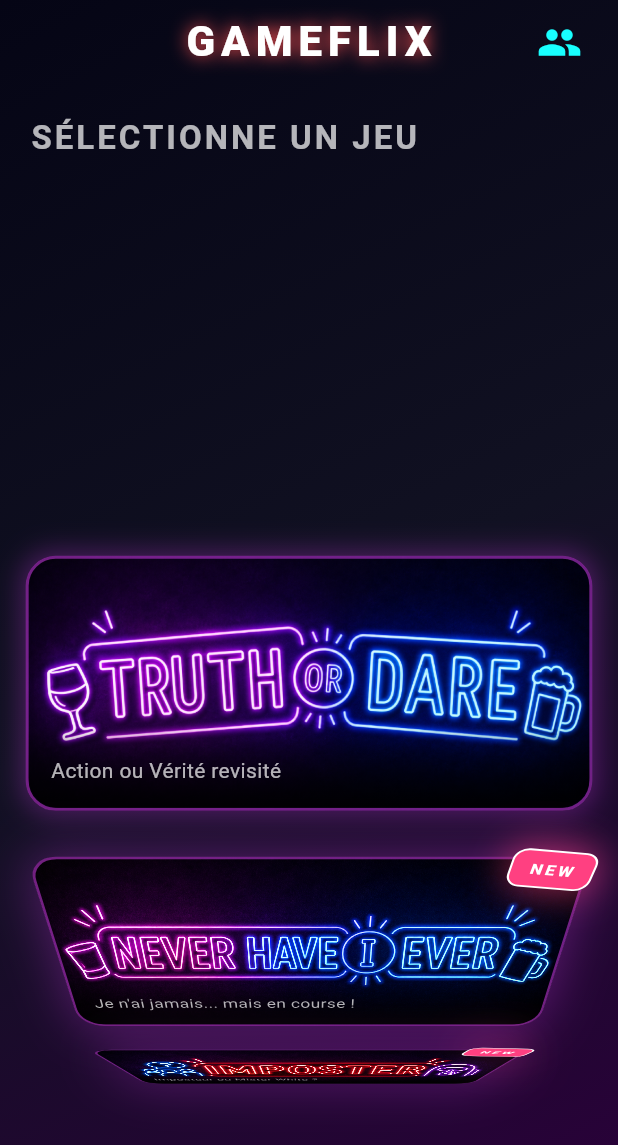
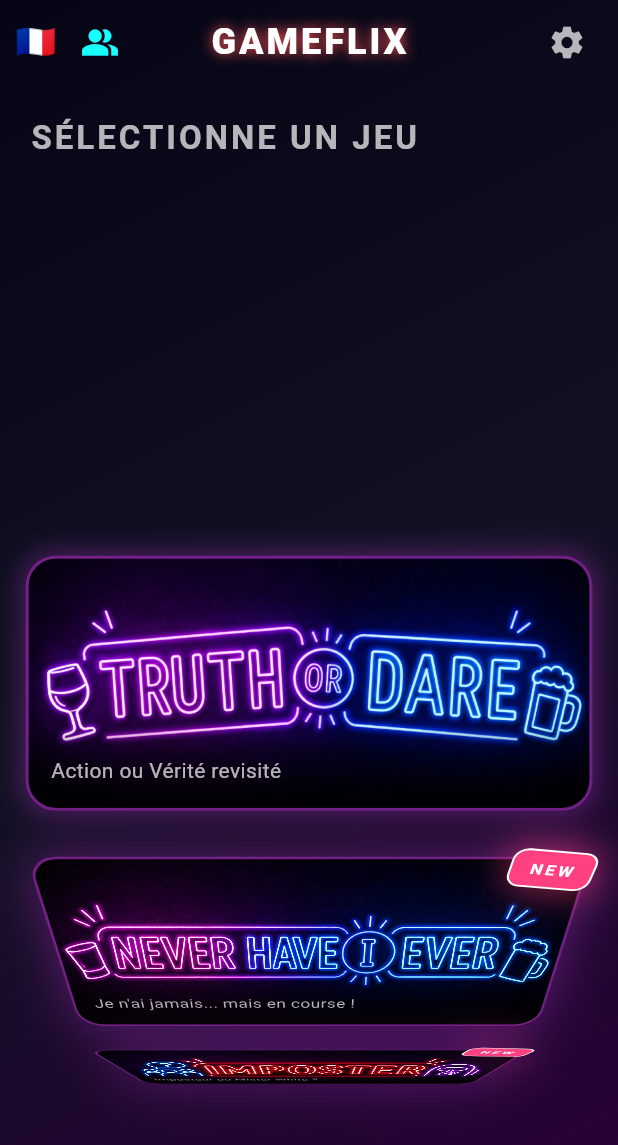
Before and after one commit to Erakiss/GameFLix, a Flutter app: the screen it shows after launch, on a phone screen of 412 x 824 dp. Shown: the top 1145 px of the screen. Run offline on Flutter 3.47's test engine with Material 3 defaults, Android fonts, the light colour scheme and no system bars; our stand-ins replace auto_size_text, confetti, font_awesome_flutter, shared_preferences.

Commit message:
AppBar updated

```diff
--- a/lib/hub/gameflix_hub.dart
+++ b/lib/hub/gameflix_hub.dart
@@ -69,39 +69,68 @@ class _GameFlixHubState extends State<GameFlixHub> {
   Widget build(BuildContext context) {
     return Scaffold(
       appBar: AppBar(
-        title: const Text(
-          "GAMEFLIX",
-          style: TextStyle(
-            fontSize: 28,
-            fontWeight: FontWeight.w900,
-            color: Colors.white,
-            letterSpacing: 4,
-            shadows: [Shadow(color: Colors.redAccent, blurRadius: 15)]
-          )
-        ),
-        centerTitle: true,
         backgroundColor: Colors.transparent,
         elevation: 0,
-        actions: [
+        // On met TOUT le bloc de gauche (drapeau + bouton joueurs) dans le 'leading'
+        leadingWidth: 100, // On donne assez de place pour les deux icônes
+        leading: Row(
+          children: [
+            const SizedBox(width: 10), // Petit décalage pour ne pas coller au bord écran
+            // 1. Le drapeau
+            GestureDetector(
+              onTap: () { /* Logique langue */ },
+              child: const Text("🇫🇷", style: TextStyle(fontSize: 22)),
+            ),
+            const SizedBox(width: 5), // L'écart ultra-réduit que tu voulais
+            // 2. Le bouton joueurs
             IconButton(
+              padding: EdgeInsets.zero,
+              constraints: const BoxConstraints(),
               icon: Stack(
                 clipBehavior: Clip.none,
                 children: [
-                const Icon(Icons.group, color: Colors.cyanAccent, size: 30),
+                  const Icon(Icons.people_alt, color: Colors.cyanAccent, size: 26),
                   if (_globalPlayers.isNotEmpty)
                     Positioned(
                       right: -5, top: -5,
                       child: Container(
-                      padding: const EdgeInsets.all(4),
+                        padding: const EdgeInsets.all(3),
                         decoration: const BoxDecoration(color: Colors.redAccent, shape: BoxShape.circle),
-                      child: Text('${_globalPlayers.length}', style: const TextStyle(fontSize: 10, fontWeight: FontWeight.bold, color: Colors.white)),
+                        child: Text('${_globalPlayers.length}', style: const TextStyle(fontSize: 8, fontWeight: FontWeight.bold, color: Colors.white)),
                       ),
                     )
                 ],
               ),
               onPressed: _openPlayerManager,
             ),
-          const SizedBox(width: 15),
+          ],
+        ),
+        // Le titre est maintenant tout seul au centre
+        title: const Text(
+          "GAMEFLIX",
+          style: TextStyle(
+            fontSize: 24,
+            fontWeight: FontWeight.w900,
+            color: Colors.white,
+            letterSpacing: 2,
+            shadows: [Shadow(color: Colors.redAccent, blurRadius: 10)]
+          ),
+        ),
+        centerTitle: true,
+        actions: [
+          PopupMenuButton<String>(
+            padding: EdgeInsets.zero,
+            icon: const Icon(Icons.settings, color: Colors.white70, size: 26),
+            color: const Color(0xFF1A1A30),
+            onSelected: (value) { /* ... */ },
+            itemBuilder: (BuildContext context) => [
+              _buildPopupMenuItem('volume', 'Volume', Icons.volume_up),
+              _buildPopupMenuItem('sub', 'Manage Subscription', Icons.card_membership),
+              _buildPopupMenuItem('restore', 'Restore Purchase', Icons.restore),
+              _buildPopupMenuItem('contact', 'Contact Us', Icons.mail_outline),
+            ],
+          ),
+          const SizedBox(width: 10),
         ],
       ),
       extendBodyBehindAppBar: true,
@@ -112,6 +141,19 @@ class _GameFlixHubState extends State<GameFlixHub> {
         child: SafeArea(
           child: _buildCatalogue(),
         ),
+      ),
+    );
+  }
+
+  PopupMenuItem<String> _buildPopupMenuItem(String value, String text, IconData icon) {
+    return PopupMenuItem<String>(
+      value: value,
+      child: Row(
+        children: [
+          Icon(icon, color: Colors.cyanAccent, size: 20),
+          const SizedBox(width: 10),
+          Text(text, style: const TextStyle(color: Colors.white)),
+        ],
       ),
     );
   }
```
Lines whose indentation alone changed are shown as unchanged.
